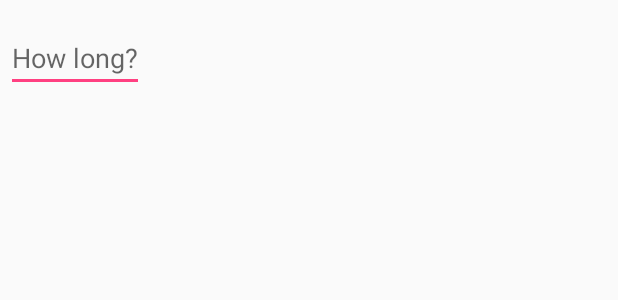
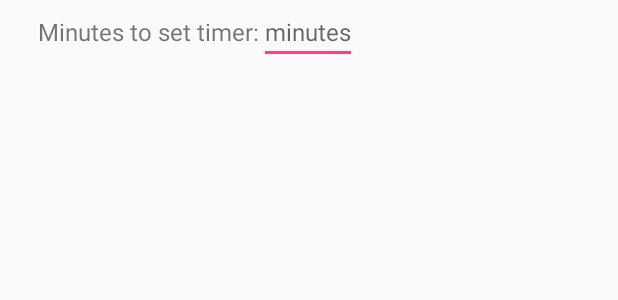
Before and after one commit to christophereluc/ffxiv-node-timer, an Android app: the layout dialog_set_alarm.xml on its own in the app's theme, with its tools: preview values and no code run, on a phone screen of 412 x 824 dp. Shown: the top 300 px of the screen. Run offline under Robolectric (Android 15) with nearby library versions, the light colour scheme and no system bars.

Commit message:
Setting a time in the Alarm Dialog now updates the NodeItem TimerEnabled Column and Offset column

```diff
--- a/app/src/main/res/layout/dialog_set_alarm.xml
+++ b/app/src/main/res/layout/dialog_set_alarm.xml
@@ -3,14 +3,23 @@
 android:orientation="vertical"
 android:layout_width="wrap_content"
 android:layout_height="wrap_content">
-<EditText
-    android:id="@+id/alarmSetter"
-    android:inputType="time"
-    android:layout_width="match_parent"
-    android:layout_height="wrap_content"
-    android:layout_marginTop="16dp"
-    android:layout_marginLeft="4dp"
-    android:layout_marginRight="4dp"
-    android:layout_marginBottom="4dp"
-    android:hint="@string/alarm_hint" />
+    <LinearLayout
+        android:layout_width="match_parent"
+        android:layout_height="wrap_content"
+        android:orientation="horizontal"
+        android:paddingLeft="25dp">
+        <TextView
+        android:layout_width="wrap_content"
+        android:layout_height="wrap_content"
+        android:text="@string/dialog_body"
+        android:textSize="16sp"
+        />
+        <EditText
+            android:id="@+id/alarmSetter"
+            android:inputType="number"
+            android:layout_width="wrap_content"
+            android:layout_height="wrap_content"
+            android:textSize="16sp"
+            android:hint="@string/alarm_hint" />
+    </LinearLayout>
 </LinearLayout>
--- a/app/src/main/res/values/strings.xml
+++ b/app/src/main/res/values/strings.xml
@@ -4,8 +4,10 @@
     <string name="banner_ad_unit_id">ca-app-pub-3940256099942544/6300978111</string>
     <string name="current_time">Current Time:</string>
     <string name="dialog_set_alarm">Set an alarm for this item?</string>
-    <string name="set_alarm">Yes</string>
+    <string name="set_alarm">Ok</string>
     <string name="cancel">Cancel</string>
-    <string name="alarm_hint">How long?</string>
+    <string name="alarm_hint">minutes</string>
     <string name="cd_enabled_icon">Enabled Icon</string>
+    <string name="alarm_message">Enable timer for</string>
+    <string name="dialog_body">Minutes to set timer:</string>
 </resources>
```
Also changed, not shown: app/src/main/java/com/rayluc/ffxivnodetimer/activity/AlarmDialogFragment.java (+60 -2 lines), app/src/main/java/com/rayluc/ffxivnodetimer/activity/ItemListActivity.java (+7 -0 lines).
